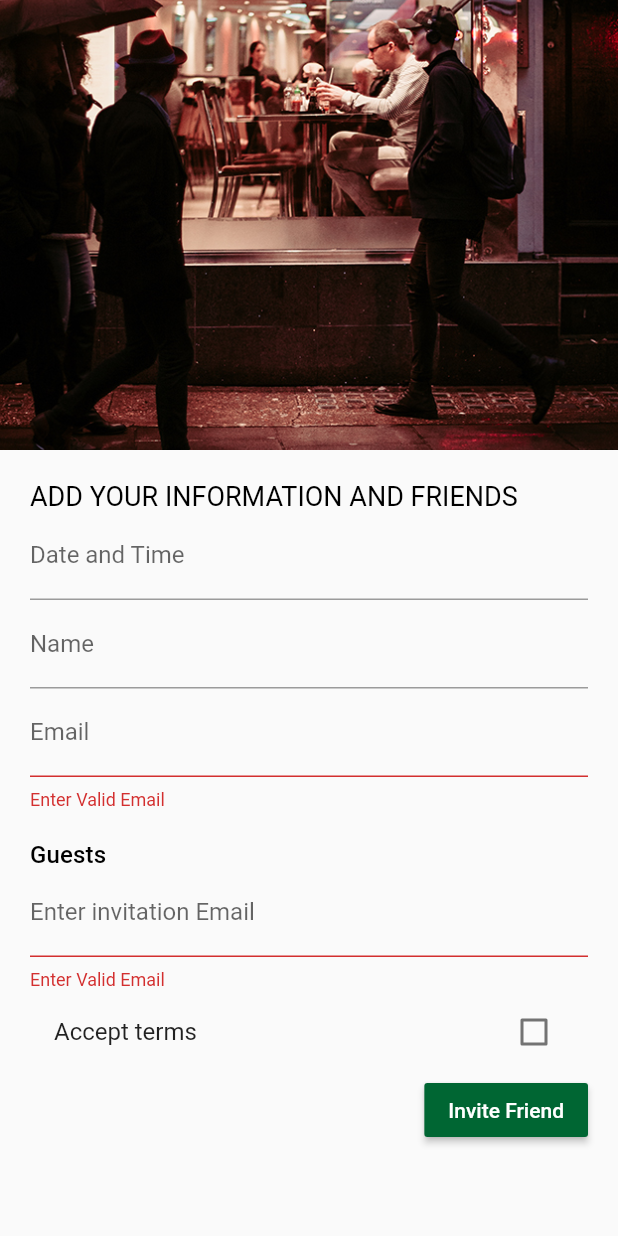
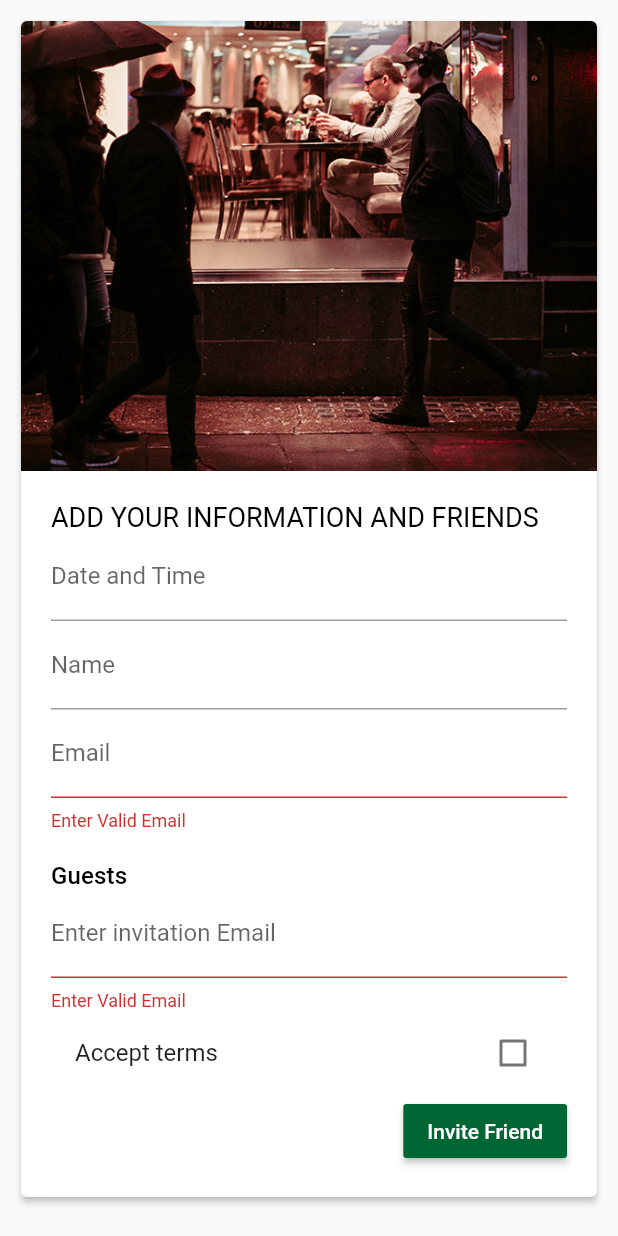
Before and after one commit to devonfw-forge/devonfw4flutter-mts-app, a Flutter app: the InviteTab widget shown alone on an empty page, opened directly, on a phone screen of 412 x 824 dp. Run offline on Flutter 3.47's test engine with Material 2 defaults, Android fonts, the phone set to English and light mode, and no system bars; drawn by our look-alikes of datetime_picker_formfield.

Commit message:
clean up

```diff
--- a/lib/ui/pages/booking/invite_tab.dart
+++ b/lib/ui/pages/booking/invite_tab.dart
@@ -3,7 +3,6 @@ import 'package:my_thai_star_flutter/ui/shared_widgets/crop_image.dart';
 
 import '../../ui_helper.dart';
 import 'invite_form.dart';
-
 
 class InviteTab extends StatefulWidget {
   const InviteTab({Key key}) : super(key: key);
@@ -17,7 +16,15 @@ class _InviteFromState extends State<InviteTab> {
 
   @override
   Widget build(BuildContext context) {
-    return Column(
+    return SingleChildScrollView(
+      child: Column(
+        children: <Widget>[
+          Padding(
+            padding: const EdgeInsets.all(UiHelper.standart_padding),
+            child: Card(
+              clipBehavior: Clip.antiAlias,
+              elevation: UiHelper.elevation,
+              child: Column(
                 mainAxisSize: MainAxisSize.min,
                 children: <Widget>[
                   CropImage(
@@ -32,12 +39,18 @@ class _InviteFromState extends State<InviteTab> {
                             "ADD YOUR INFORMATION AND FRIENDS",
                             textAlign: TextAlign.left,
                             style: Theme.of(context).textTheme.title.copyWith(
-                      color: Colors.black, fontWeight: FontWeight.normal),
+                                color: Colors.black,
+                                fontWeight: FontWeight.normal),
                           ),
                           InviteForm(),
                         ],
                       )),
                 ],
+              ),
+            ),
+          ),
+        ],
+      ),
     );
   }
 }
```
Also changed, not shown: lib/ui/pages/booking/booking.dart (+5 -30 lines), lib/ui/pages/booking/booking_tab.dart (+16 -2 lines). Lines whose indentation alone changed are shown as unchanged.
